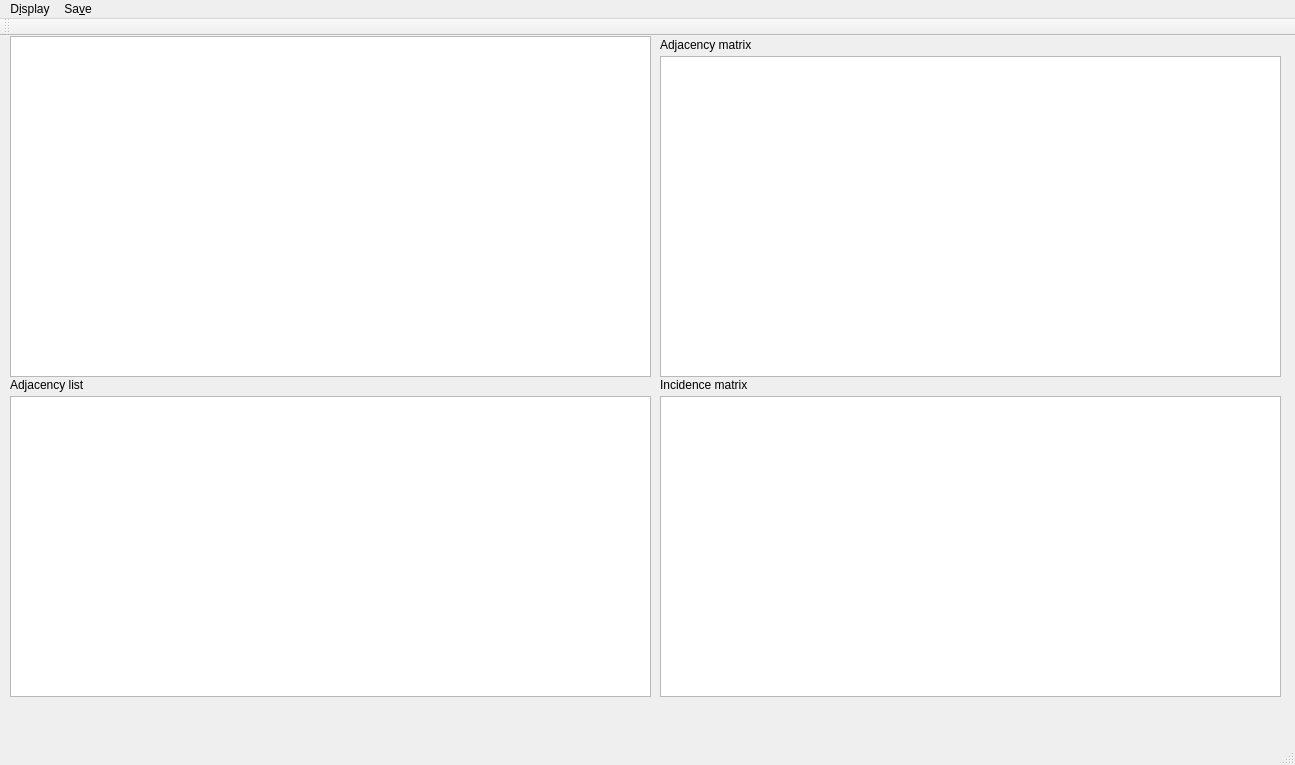
Above: Lab_01/gdraw.ui from piotrcholody/Graphs before the change. Below: the same form after it.
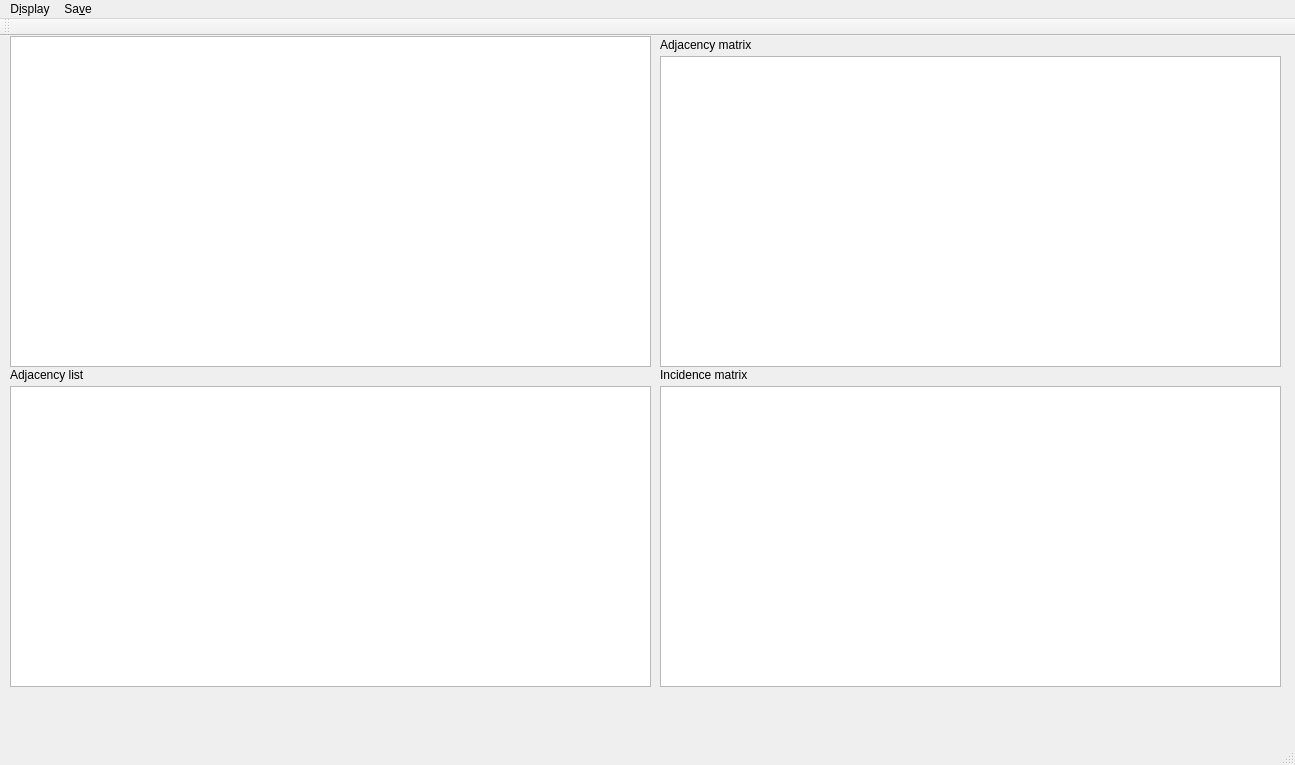
That is the form after the change.

Diff of the .ui file:
```diff
--- a/Lab_01/gdraw.ui
+++ b/Lab_01/gdraw.ui
@@ -20,7 +20,7 @@
       <x>10</x>
       <y>0</y>
       <width>641</width>
-      <height>341</height>
+      <height>331</height>
      </rect>
     </property>
    </widget>
@@ -41,7 +41,7 @@
     <property name="geometry">
      <rect>
       <x>660</x>
-      <y>340</y>
+      <y>330</y>
       <width>131</width>
       <height>17</height>
      </rect>
@@ -54,7 +54,7 @@
     <property name="geometry">
      <rect>
       <x>10</x>
-      <y>340</y>
+      <y>330</y>
       <width>111</width>
       <height>17</height>
      </rect>
@@ -69,7 +69,7 @@
       <x>660</x>
       <y>20</y>
       <width>621</width>
-      <height>321</height>
+      <height>311</height>
      </rect>
     </property>
     <property name="editTriggers">
@@ -83,7 +83,7 @@
     <property name="geometry">
      <rect>
       <x>660</x>
-      <y>360</y>
+      <y>350</y>
       <width>621</width>
       <height>301</height>
      </rect>
@@ -96,7 +96,7 @@
     <property name="geometry">
      <rect>
       <x>10</x>
-      <y>360</y>
+      <y>350</y>
       <width>641</width>
       <height>301</height>
      </rect>
```
